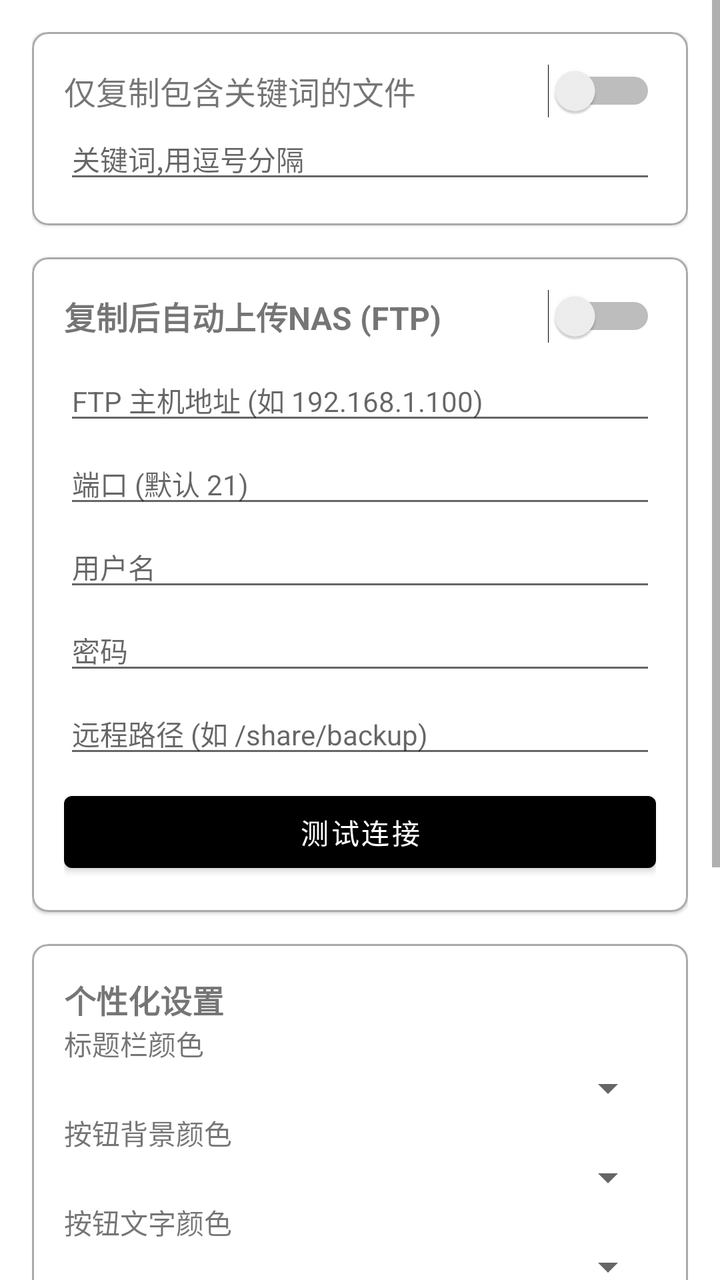
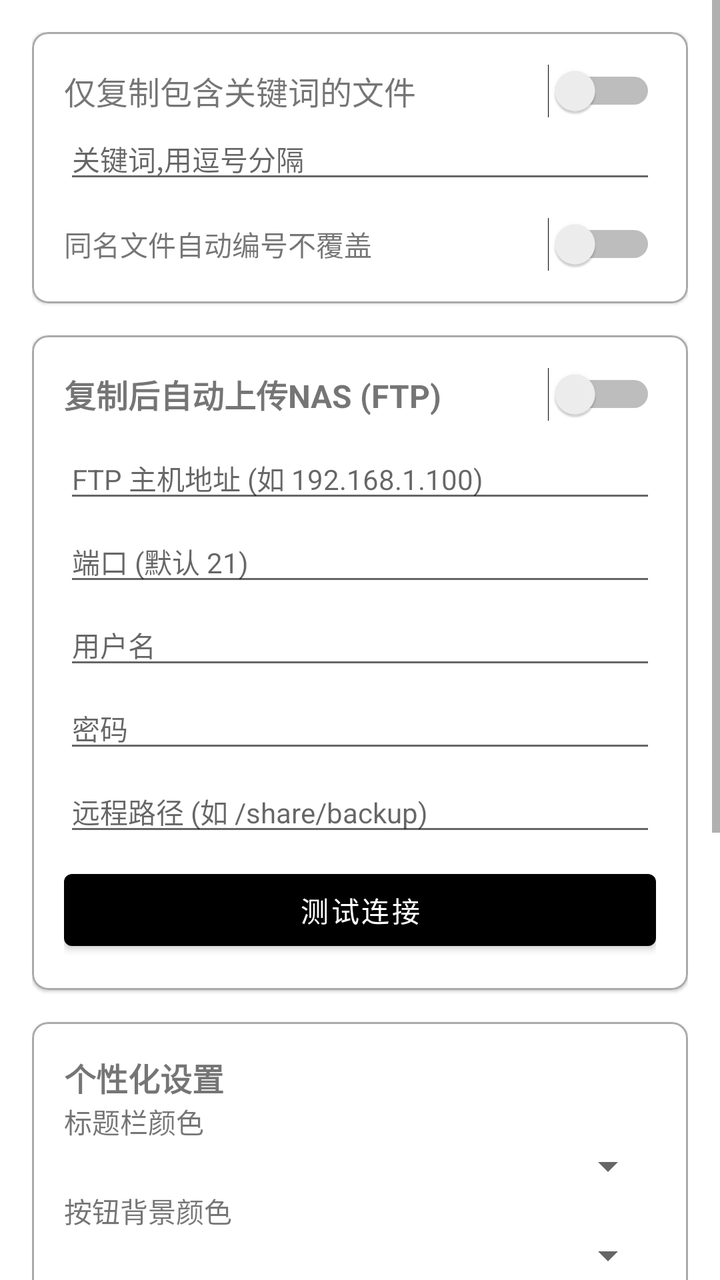

Two renders of the same Android screen: before a commit and after it. Below are the layout's source before the change and the commit's diff.
<!-- AndroidManifest.xml: application theme Theme.OMywiening -->
<!-- res/layout/activity_settings.xml -->
<?xml version="1.0" encoding="utf-8"?>
<ScrollView xmlns:android="http://schemas.android.com/apk/res/android"
    xmlns:app="http://schemas.android.com/apk/res-auto"
    android:id="@+id/settings_scroll_view"
    android:layout_width="match_parent"
    android:layout_height="match_parent">

    <LinearLayout
        android:id="@+id/settings_root_layout"
        android:layout_width="match_parent"
        android:layout_height="wrap_content"
        android:orientation="vertical"
        android:padding="16dp">

        <com.google.android.material.card.MaterialCardView
            android:id="@+id/card_view_filter_options"
            android:layout_width="match_parent"
            android:layout_height="wrap_content"
            android:layout_marginBottom="16dp"
            app:cardCornerRadius="8dp"
            app:strokeColor="@android:color/darker_gray"
            app:strokeWidth="1dp">

            <LinearLayout
                android:layout_width="match_parent"
                android:layout_height="wrap_content"
                android:orientation="vertical"
                android:padding="16dp">

                <LinearLayout
                    android:layout_width="match_parent"
                    android:layout_height="wrap_content"
                    android:gravity="center_vertical"
                    android:orientation="horizontal">

                    
                    <TextView
                        android:id="@+id/tv_filter_options_title"
                        android:layout_width="0dp"
                        android:layout_height="wrap_content"
                        android:layout_weight="1"
                        android:text="仅复制包含关键词的文件"
                        android:textSize="16sp" />

                    <Switch
                        android:id="@+id/switchContentFilter"
                        android:layout_width="wrap_content"
                        android:layout_height="wrap_content" />
                </LinearLayout>

                <EditText
                    android:id="@+id/etFilterKeywords"
                    android:layout_width="match_parent"
                    android:layout_height="wrap_content"
                    android:hint="关键词,用逗号分隔"
                    android:textSize="14sp" />
            </LinearLayout>
        </com.google.android.material.card.MaterialCardView>

        <com.google.android.material.card.MaterialCardView
            android:id="@+id/card_view_ftp_options"
            android:layout_width="match_parent"
            android:layout_height="wrap_content"
            android:layout_marginBottom="16dp"
            app:cardCornerRadius="8dp"
            app:strokeColor="@android:color/darker_gray"
            app:strokeWidth="1dp">

            <LinearLayout
                android:layout_width="match_parent"
                android:layout_height="wrap_content"
                android:orientation="vertical"
                android:padding="16dp">

                <LinearLayout
                    android:layout_width="match_parent"
                    android:layout_height="wrap_content"
                    android:gravity="center_vertical"
                    android:orientation="horizontal">

                    <TextView
                        android:id="@+id/tv_ftp_options_title"
                        android:layout_width="0dp"
                        android:layout_height="wrap_content"
                        android:layout_weight="1"
                        android:text="复制后自动上传NAS (FTP)"
                        android:textSize="16sp"
                        android:textStyle="bold" />

                    <Switch
                        android:id="@+id/switchFtpEnabled"
                        android:layout_width="wrap_content"
                        android:layout_height="wrap_content" />
                </LinearLayout>

                <EditText
                    android:id="@+id/etFtpHost"
                    android:layout_width="match_parent"
                    android:layout_height="wrap_content"
                    android:layout_marginTop="8dp"
                    android:hint="FTP 主机地址 (如 192.168.1.100)"
                    android:inputType="textUri"
                    android:textSize="14sp" />

                <EditText
                    android:id="@+id/etFtpPort"
                    android:layout_width="match_parent"
                    android:layout_height="wrap_content"
                    android:layout_marginTop="4dp"
                    android:hint="端口 (默认 21)"
                    android:inputType="number"
                    android:textSize="14sp" />

                <EditText
                    android:id="@+id/etFtpUsername"
                    android:layout_width="match_parent"
                    android:layout_height="wrap_content"
                    android:layout_marginTop="4dp"
                    android:hint="用户名"
                    android:inputType="text"
                    android:textSize="14sp" />

                <EditText
                    android:id="@+id/etFtpPassword"
                    android:layout_width="match_parent"
                    android:layout_height="wrap_content"
                    android:layout_marginTop="4dp"
                    android:hint="密码"
                    android:inputType="textPassword"
                    android:textSize="14sp" />

                <EditText
                    android:id="@+id/etFtpRemotePath"
                    android:layout_width="match_parent"
                    android:layout_height="wrap_content"
                    android:layout_marginTop="4dp"
                    android:hint="远程路径 (如 /share/backup)"
                    android:inputType="textUri"
                    android:textSize="14sp" />

                <Button
                    android:id="@+id/btnFtpTest"
                    android:layout_width="match_parent"
                    android:layout_height="wrap_content"
                    android:layout_marginTop="8dp"
                    android:text="测试连接" />
            </LinearLayout>
        </com.google.android.material.card.MaterialCardView>

        <com.google.android.material.card.MaterialCardView
            android:id="@+id/card_view_personalization"
            android:layout_width="match_parent"
            android:layout_height="wrap_content"
            android:layout_marginBottom="16dp"
            app:cardCornerRadius="8dp"
            app:strokeColor="@android:color/darker_gray"
            app:strokeWidth="1dp">

            <LinearLayout
                android:layout_width="match_parent"
                android:layout_height="wrap_content"
                android:orientation="vertical"
                android:padding="16dp">

                <TextView
                    android:id="@+id/tv_personalization_title"
                    android:layout_width="wrap_content"
                    android:layout_height="wrap_content"
                    android:text="个性化设置"
                    android:textSize="16sp"
                    android:textStyle="bold" />

                <TextView
                    android:id="@+id/tv_label_actionbar_color"
                    android:layout_width="wrap_content"
                    android:layout_height="wrap_content"
                    android:text="标题栏颜色" />
                <Spinner
                    android:id="@+id/spinnerActionBarColor"
                    android:layout_width="match_parent"
                    android:layout_height="wrap_content"/>

                <TextView
                    android:id="@+id/tv_label_button_color"
                    android:layout_width="wrap_content"
                    android:layout_height="wrap_content"
                    android:text="按钮背景颜色" />
                <Spinner
                    android:id="@+id/spinnerButtonColor"
                    android:layout_width="match_parent"
                    android:layout_height="wrap_content"/>

                <TextView
                    android:id="@+id/tv_label_button_text_color"
                    android:layout_width="wrap_content"
                    android:layout_height="wrap_content"
                    android:text="按钮文字颜色" />
                <Spinner
                    android:id="@+id/spinnerButtonTextColor"
                    android:layout_width="match_parent"
                    android:layout_height="wrap_content"/>

                
                <TextView
                    android:id="@+id/tv_label_general_text_color"
                    android:layout_width="wrap_content"
                    android:layout_height="wrap_content"
                    android:layout_marginTop="8dp"
                    android:text="@string/title_general_text_color" />
                <Spinner
                    android:id="@+id/spinnerGeneralTextColor"
                    android:layout_width="match_parent"
                    android:layout_height="wrap_content"/>

                <TextView
                    android:id="@+id/tv_label_card_alpha"
                    android:layout_width="wrap_content"
                    android:layout_height="wrap_content"
                    android:layout_marginTop="8dp"
                    android:text="卡片透明度"/>
                <SeekBar
                    android:id="@+id/seekBarCardAlpha"
                    android:layout_width="match_parent"
                    android:layout_height="wrap_content"
                    android:max="255"/>

                <Button
                    android:id="@+id/btnSelectBackgroundImage"
                    android:layout_width="wrap_content"
                    android:layout_height="wrap_content"
                    android:layout_marginTop="8dp"
                    android:text="选择背景图片"/>

                <Button
                    android:id="@+id/btnRestoreBackground"
                    android:layout_width="wrap_content"
                    android:layout_height="wrap_content"
                    android:text="恢复默认背景"/>

            </LinearLayout>
        </com.google.android.material.card.MaterialCardView>

        <Button
            android:id="@+id/btnAbout"
            android:layout_width="match_parent"
            android:layout_height="wrap_content"
            android:text="关于"/>

    </LinearLayout>
</ScrollView>
<!-- resources referenced by this layout -->
<resources>
  <string name="title_general_text_color">通用文字颜色</string>
  <style name="Theme.OMywiening" parent="Theme.MaterialComponents.DayNight.DarkActionBar">
          
          <item name="colorPrimary">@color/black</item>
          <item name="colorPrimaryVariant">@color/black</item>
          <item name="colorOnPrimary">@color/white</item>
          <item name="colorSecondary">@color/purple_500</item>
          <item name="colorSecondaryVariant">@color/purple_700</item>
          <item name="colorOnSecondary">@color/black</item>
          
          <item name="android:statusBarColor">?attr/colorPrimaryVariant</item>
      </style>
  <color name="black">#FF000000</color>
  <color name="white">#FFFFFFFF</color>
  <color name="purple_500">#FF6200EE</color>
  <color name="purple_700">#FF3700B3</color>
</resources>

<!-- the commit's change to res/layout/activity_settings.xml (unified diff, before → after) -->
@@ -54,6 +54,27 @@
                     android:layout_height="wrap_content"
                     android:hint="关键词,用逗号分隔"
                     android:textSize="14sp" />
+
+                <LinearLayout
+                    android:layout_width="match_parent"
+                    android:layout_height="wrap_content"
+                    android:layout_marginTop="12dp"
+                    android:gravity="center_vertical"
+                    android:orientation="horizontal">
+
+                    <TextView
+                        android:id="@+id/tv_dedup_filename_title"
+                        android:layout_width="0dp"
+                        android:layout_height="wrap_content"
+                        android:layout_weight="1"
+                        android:text="同名文件自动编号不覆盖"
+                        android:textSize="14sp" />
+
+                    <Switch
+                        android:id="@+id/switchDedupFilename"
+                        android:layout_width="wrap_content"
+                        android:layout_height="wrap_content" />
+                </LinearLayout>
             </LinearLayout>
         </com.google.android.material.card.MaterialCardView>
 
